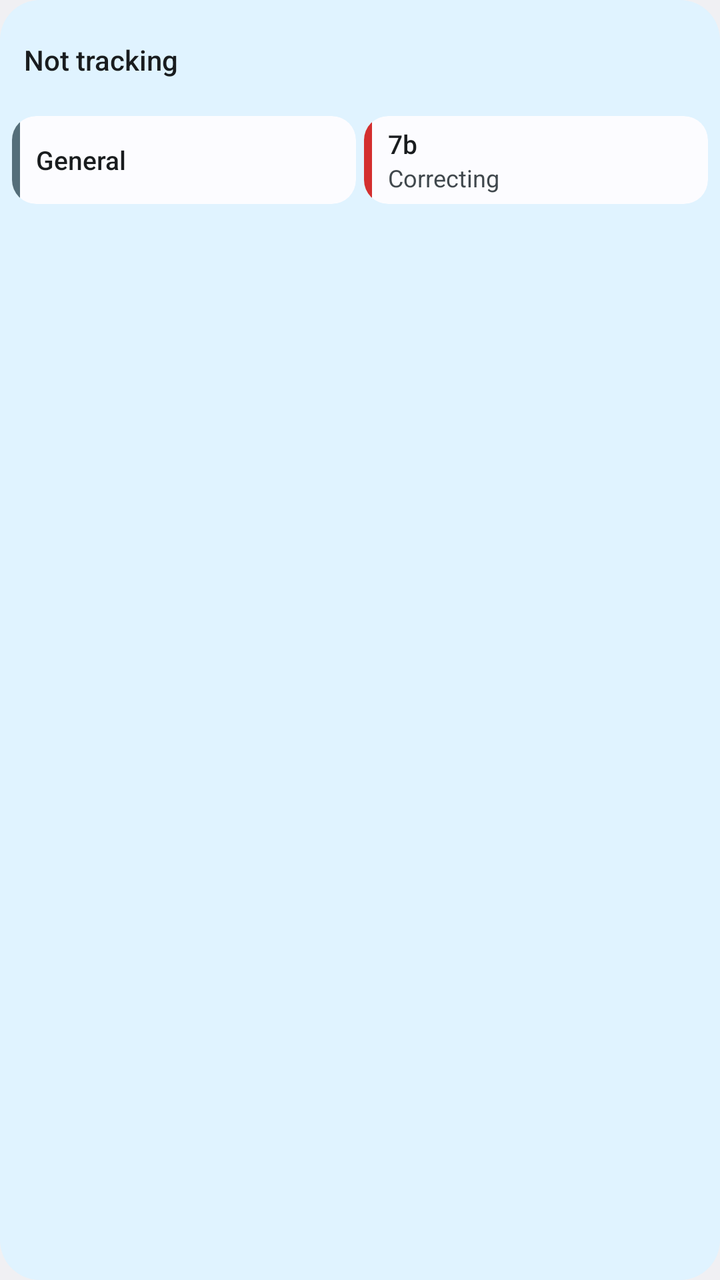
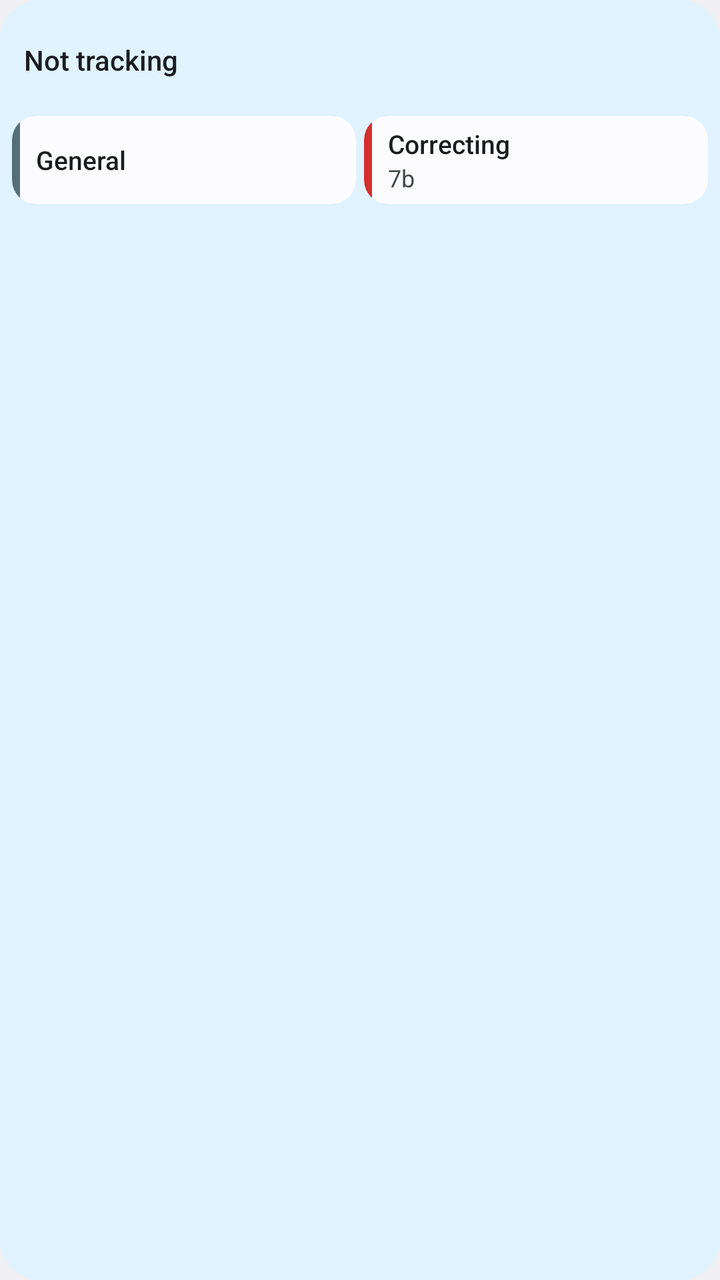

Screens rendered from an Android XML layout before and after an edit, with the pre-edit source and the edit as a unified diff.
<!-- AndroidManifest.xml: application theme Theme.LehrZeit -->
<!-- res/layout/widget_preview.xml -->
<?xml version="1.0" encoding="utf-8"?>
<LinearLayout xmlns:android="http://schemas.android.com/apk/res/android"
    xmlns:tools="http://schemas.android.com/tools"
    android:layout_width="match_parent"
    android:layout_height="match_parent"
    android:background="@drawable/widget_preview_background"
    android:orientation="vertical"
    android:padding="6dp"
    tools:ignore="UnusedAttribute">

    <TextView
        android:layout_width="match_parent"
        android:layout_height="48dp"
        android:fontFamily="sans-serif-medium"
        android:gravity="center_vertical"
        android:paddingHorizontal="6dp"
        android:singleLine="true"
        android:text="@string/track_idle_title"
        android:textColor="@color/widget_on_surface"
        android:textSize="14sp" />

    <LinearLayout
        android:layout_width="match_parent"
        android:layout_height="44dp"
        android:layout_marginTop="4dp"
        android:baselineAligned="false"
        android:orientation="horizontal">

        <LinearLayout
            android:layout_width="0dp"
            android:layout_height="match_parent"
            android:layout_weight="1"
            android:background="@drawable/widget_preview_tile"
            android:clipToOutline="true"
            android:orientation="horizontal">

            <FrameLayout
                android:layout_width="4dp"
                android:layout_height="match_parent"
                android:background="@color/widget_preview_general" />

            <TextView
                android:layout_width="match_parent"
                android:layout_height="match_parent"
                android:fontFamily="sans-serif-medium"
                android:gravity="center_vertical"
                android:paddingHorizontal="8dp"
                android:singleLine="true"
                android:text="@string/account_general"
                android:textColor="@color/widget_on_surface"
                android:textSize="13sp" />
        </LinearLayout>

        <LinearLayout
            android:layout_width="0dp"
            android:layout_height="match_parent"
            android:layout_marginStart="4dp"
            android:layout_weight="1"
            android:background="@drawable/widget_preview_tile"
            android:clipToOutline="true"
            android:orientation="horizontal">

            <FrameLayout
                android:layout_width="4dp"
                android:layout_height="match_parent"
                android:background="@color/widget_preview_account" />

            <LinearLayout
                android:layout_width="match_parent"
                android:layout_height="match_parent"
                android:gravity="center_vertical"
                android:orientation="vertical"
                android:paddingHorizontal="8dp">

                <TextView
                    android:layout_width="wrap_content"
                    android:layout_height="wrap_content"
                    android:fontFamily="sans-serif-medium"
                    android:singleLine="true"
                    android:text="@string/widget_preview_account"
                    android:textColor="@color/widget_on_surface"
                    android:textSize="13sp" />

                <TextView
                    android:layout_width="wrap_content"
                    android:layout_height="wrap_content"
                    android:singleLine="true"
                    android:text="@string/widget_preview_activity"
                    android:textColor="@color/widget_on_surface_variant"
                    android:textSize="12sp" />
            </LinearLayout>
        </LinearLayout>
    </LinearLayout>
</LinearLayout>
<!-- resources referenced by this layout -->
<resources>
  <color name="widget_on_surface">#171D1A</color>
  <color name="widget_on_surface_variant">#404944</color>
  <color name="widget_preview_account">#D32F2F</color>
  <color name="widget_preview_general">#546E7A</color>
  <!-- drawable widget_preview_background (drawable) -->
  <?xml version="1.0" encoding="utf-8"?>
  <shape xmlns:android="http://schemas.android.com/apk/res/android">
      <solid android:color="@color/widget_background" />
      <corners android:radius="20dp" />
  </shape>
  <!-- drawable widget_preview_tile (drawable) -->
  <?xml version="1.0" encoding="utf-8"?>
  <shape xmlns:android="http://schemas.android.com/apk/res/android">
      <solid android:color="@color/widget_surface" />
      <corners android:radius="12dp" />
  </shape>
  <string name="account_general">General</string>
  <string name="track_idle_title">Not tracking</string>
  <string name="widget_preview_account" translatable="false">7b</string>
  <string name="widget_preview_activity">Correcting</string>
  <style name="Theme.LehrZeit" parent="android:Theme.DeviceDefault.DayNight">
          <item name="android:windowActionBar">false</item>
          <item name="android:windowNoTitle">true</item>
      </style>
  <color name="widget_background">#CEE9DC</color>
  <color name="widget_surface">#F5FBF6</color>
</resources>

<!-- the commit's change to res/layout/widget_preview.xml (unified diff, before → after) -->
@@ -46,7 +46,7 @@
                 android:gravity="center_vertical"
                 android:paddingHorizontal="8dp"
                 android:singleLine="true"
-                android:text="@string/account_general"
+                android:text="@string/activity_general"
                 android:textColor="@color/widget_on_surface"
                 android:textSize="13sp" />
         </LinearLayout>
@@ -63,7 +63,7 @@
             <FrameLayout
                 android:layout_width="4dp"
                 android:layout_height="match_parent"
-                android:background="@color/widget_preview_account" />
+                android:background="@color/widget_preview_activity" />
 
             <LinearLayout
                 android:layout_width="match_parent"
@@ -77,7 +77,7 @@
                     android:layout_height="wrap_content"
                     android:fontFamily="sans-serif-medium"
                     android:singleLine="true"
-                    android:text="@string/widget_preview_account"
+                    android:text="@string/widget_preview_activity"
                     android:textColor="@color/widget_on_surface"
                     android:textSize="13sp" />
 
@@ -85,7 +85,7 @@
                     android:layout_width="wrap_content"
                     android:layout_height="wrap_content"
                     android:singleLine="true"
-                    android:text="@string/widget_preview_activity"
+                    android:text="@string/widget_preview_class"
                     android:textColor="@color/widget_on_surface_variant"
                     android:textSize="12sp" />
             </LinearLayout>
<!-- resource entries referenced after the edit -->
@@ -2,7 +2,7 @@
 <resources>
   <color name="widget_on_surface">#171D1A</color>
   <color name="widget_on_surface_variant">#404944</color>
-  <color name="widget_preview_account">#D32F2F</color>
+  <color name="widget_preview_activity">#D32F2F</color>
   <color name="widget_preview_general">#546E7A</color>
   <!-- drawable widget_preview_background (drawable) -->
   <?xml version="1.0" encoding="utf-8"?>
@@ -16,10 +16,10 @@
       <solid android:color="@color/widget_surface" />
       <corners android:radius="12dp" />
   </shape>
-  <string name="account_general">General</string>
+  <string name="activity_general">General</string>
   <string name="track_idle_title">Not tracking</string>
-  <string name="widget_preview_account" translatable="false">7b</string>
   <string name="widget_preview_activity">Correcting</string>
+  <string name="widget_preview_class" translatable="false">7b</string>
   <style name="Theme.LehrZeit" parent="android:Theme.DeviceDefault.DayNight">
           <item name="android:windowActionBar">false</item>
           <item name="android:windowNoTitle">true</item>
